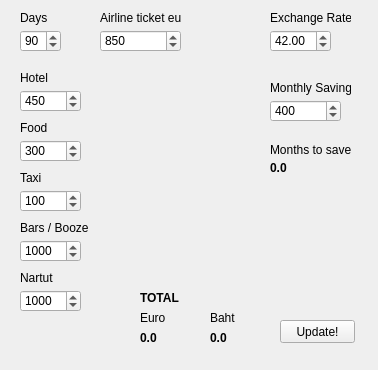
Above: widget.ui from SnakeManPMC/Pattaya_Budget before the change. Below: the same form after it.
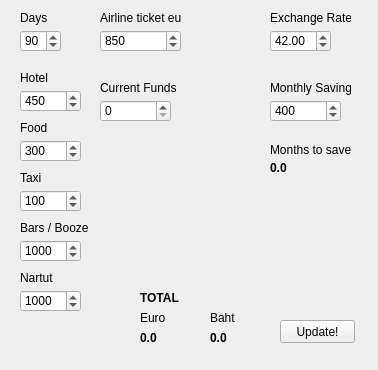
That is the form after the change.

Commit message: Current funds added.

```diff
--- a/widget.ui
+++ b/widget.ui
@@ -417,6 +417,32 @@
     <string>0.0</string>
    </property>
   </widget>
+  <widget class="QLabel" name="label_2">
+   <property name="geometry">
+    <rect>
+     <x>100</x>
+     <y>80</y>
+     <width>81</width>
+     <height>16</height>
+    </rect>
+   </property>
+   <property name="text">
+    <string>Current Funds</string>
+   </property>
+  </widget>
+  <widget class="QSpinBox" name="currentFunds">
+   <property name="geometry">
+    <rect>
+     <x>100</x>
+     <y>100</y>
+     <width>71</width>
+     <height>22</height>
+    </rect>
+   </property>
+   <property name="maximum">
+    <number>100000</number>
+   </property>
+  </widget>
  </widget>
  <layoutdefault spacing="6" margin="11"/>
  <resources/>
```
The commit also changes 2 other files.
